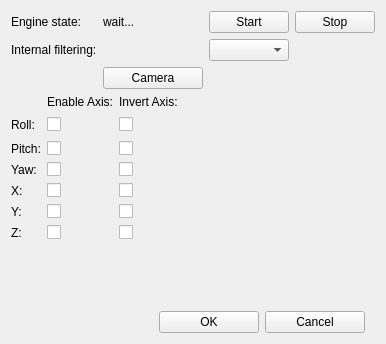
Qt form FTNoIR_Tracker_SM/FTNoIR_SM_Controls.ui (opentrack/opentrack) before a commit.
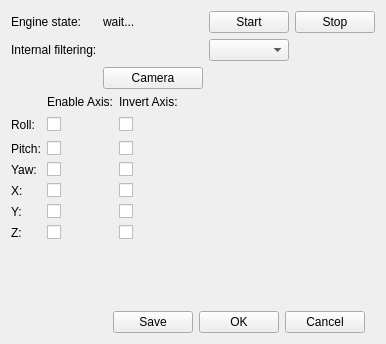
The same form after that commit. Icons and pictures are not drawn.

```diff
--- a/FTNoIR_Tracker_SM/FTNoIR_SM_Controls.ui
+++ b/FTNoIR_Tracker_SM/FTNoIR_SM_Controls.ui
@@ -391,6 +391,31 @@
        </property>
       </spacer>
      </item>
+     <item>
+      <widget class="QPushButton" name="btnSave">
+       <property name="sizePolicy">
+        <sizepolicy hsizetype="Preferred" vsizetype="Fixed">
+         <horstretch>0</horstretch>
+         <verstretch>0</verstretch>
+        </sizepolicy>
+       </property>
+       <property name="minimumSize">
+        <size>
+         <width>70</width>
+         <height>0</height>
+        </size>
+       </property>
+       <property name="maximumSize">
+        <size>
+         <width>100</width>
+         <height>16777215</height>
+        </size>
+       </property>
+       <property name="text">
+        <string>Save</string>
+       </property>
+      </widget>
+     </item>
      <item>
       <layout class="QHBoxLayout" name="horizontalLayout_2">
        <property name="sizeConstraint">
@@ -406,7 +431,7 @@
          </property>
          <property name="minimumSize">
           <size>
-           <width>100</width>
+           <width>70</width>
            <height>0</height>
           </size>
          </property>
@@ -431,7 +456,7 @@
          </property>
          <property name="minimumSize">
           <size>
-           <width>100</width>
+           <width>70</width>
            <height>0</height>
           </size>
          </property>
```
